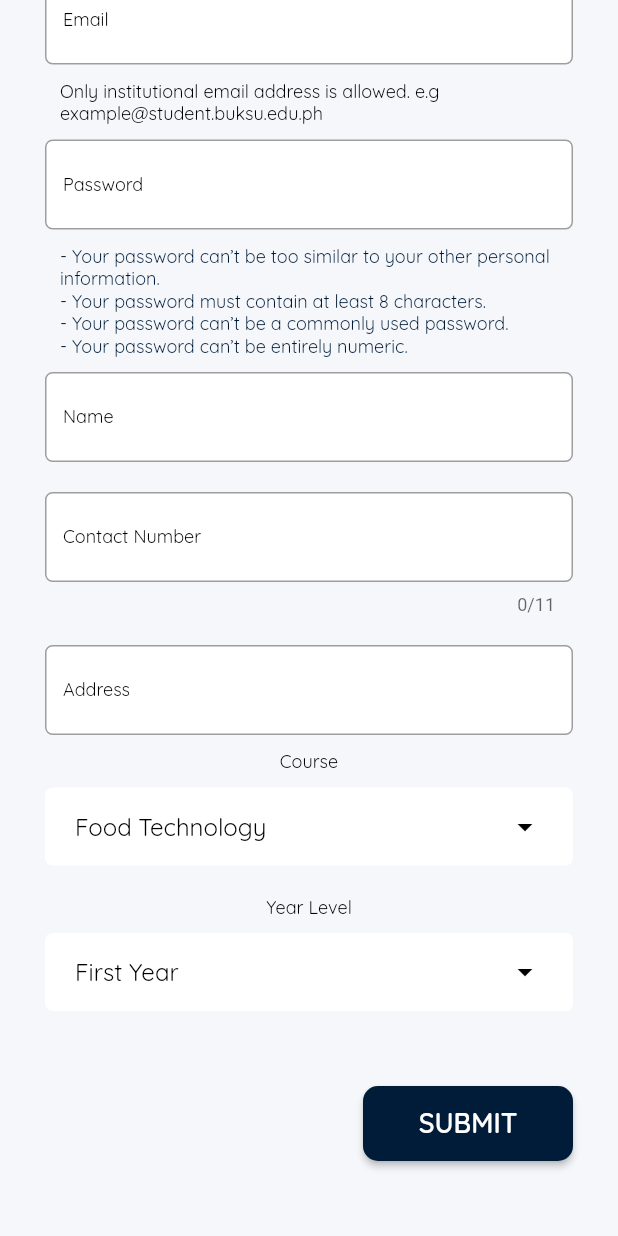
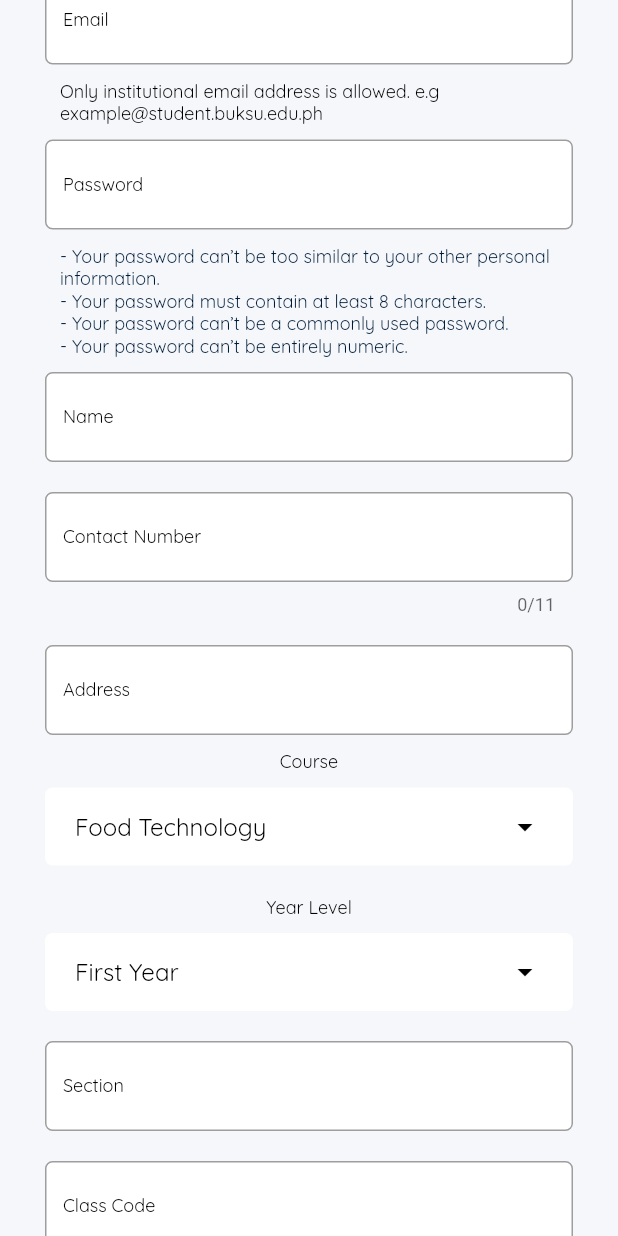
Before and after one commit to lansoyyy/Studcon_Mobile, a Flutter app: the SignupPage screen opened directly, scrolled down 285 dp, on a phone screen of 412 x 824 dp. Run offline on Flutter 3.47's test engine with Material 2 defaults, Android fonts, the phone set to English and light mode, and no system bars; our stand-ins replace badges, cloud_firestore, firebase_auth, firebase_core, firebase_storage, flutter_rating_bar and 4 more; accounts and stored records are empty.

Commit message:
initial revision

```diff
--- a/lib/auth/signup_page.dart.dart
+++ b/lib/auth/signup_page.dart.dart
@@ -29,6 +29,9 @@ class _SignupPageState extends State<SignupPage> {
   var productCategory = 'First Year';
 
   var course = 'IT';
+
+  late String classCode = '';
+  late String section = '';
 
   @override
   Widget build(BuildContext context) {
@@ -411,6 +414,62 @@ class _SignupPageState extends State<SignupPage> {
                 ),
               ),
             ),
+            Padding(
+              padding: const EdgeInsets.fromLTRB(30, 20, 30, 10),
+              child: TextFormField(
+                style: const TextStyle(
+                    color: Colors.black, fontFamily: 'QRegular'),
+                onChanged: (_input) {
+                  section = _input;
+                },
+                decoration: InputDecoration(
+                  fillColor: Colors.white,
+                  filled: true,
+                  enabledBorder: OutlineInputBorder(
+                    borderSide: const BorderSide(width: 1, color: Colors.grey),
+                    borderRadius: BorderRadius.circular(5),
+                  ),
+                  focusedBorder: OutlineInputBorder(
+                    borderSide: const BorderSide(width: 1, color: primary),
+                    borderRadius: BorderRadius.circular(5),
+                  ),
+                  labelText: 'Section',
+                  labelStyle: const TextStyle(
+                    fontFamily: 'QRegular',
+                    color: Colors.black,
+                    fontSize: 12.0,
+                  ),
+                ),
+              ),
+            ),
+            Padding(
+              padding: const EdgeInsets.fromLTRB(30, 10, 30, 10),
+              child: TextFormField(
+                style: const TextStyle(
+                    color: Colors.black, fontFamily: 'QRegular'),
+                onChanged: (_input) {
+                  classCode = _input;
+                },
+                decoration: InputDecoration(
+                  fillColor: Colors.white,
+                  filled: true,
+                  enabledBorder: OutlineInputBorder(
+                    borderSide: const BorderSide(width: 1, color: Colors.grey),
+                    borderRadius: BorderRadius.circular(5),
+                  ),
+                  focusedBorder: OutlineInputBorder(
+                    borderSide: const BorderSide(width: 1, color: primary),
+                    borderRadius: BorderRadius.circular(5),
+                  ),
+                  labelText: 'Class Code',
+                  labelStyle: const TextStyle(
+                    fontFamily: 'QRegular',
+                    color: Colors.black,
+                    fontSize: 12.0,
+                  ),
+                ),
+              ),
+            ),
             const SizedBox(
               height: 50,
             ),
@@ -424,13 +483,16 @@ class _SignupPageState extends State<SignupPage> {
                       onPressed: () async {
                         Navigator.of(context).push(MaterialPageRoute(
                             builder: (context) => SignupPage2(
+                                  classCode: classCode,
+                                  section: section,
                                   name: name,
                                   contactNumber: contactNumber,
                                   address: address,
                                   email: email,
                                   password: password,
                                   productCategory: productCategory,
-                                course: course)));
+                                  course: course,
+                                )));
                       },
                       text: 'SUBMIT'),
                 ),
--- a/lib/auth/signup_page2.dart
+++ b/lib/auth/signup_page2.dart
@@ -18,6 +18,8 @@ class SignupPage2 extends StatefulWidget {
   late String email;
 
   late String password;
+  late String classCode;
+  late String section;
 
   String productCategory;
   String course;
@@ -29,6 +31,8 @@ class SignupPage2 extends StatefulWidget {
       required this.email,
       required this.password,
       required this.productCategory,
+      required this.section,
+      required this.classCode,
       required this.course});
 
   @override
@@ -149,7 +153,9 @@ class _SignupPageState extends State<SignupPage2> {
                                     widget.address,
                                     widget.course,
                                     widget.productCategory,
-                                    widget.email);
+                                    widget.email,
+                                    widget.classCode,
+                                    widget.section);
                                 showDialog(
                                     barrierDismissible: false,
                                     context: context,
--- /dev/null
+++ b/lib/services/cloud_function/add_code&section.dart
@@ -0,0 +1,15 @@
+import 'package:cloud_firestore/cloud_firestore.dart';
+import 'package:firebase_auth/firebase_auth.dart';
+
+Future addCodeAndSection(
+    String course, String classCode, String section) async {
+  final docUser =
+      FirebaseFirestore.instance.collection('Code&Section').doc(classCode);
+
+  final json = {
+    'classCode': classCode,
+    'id': FirebaseAuth.instance.currentUser!.uid
+  };
+
+  await docUser.set(json);
+}
--- a/lib/services/cloud_function/add_section.dart
+++ b/lib/services/cloud_function/add_section.dart
@@ -1,14 +1,9 @@
 import 'package:cloud_firestore/cloud_firestore.dart';
-import 'package:firebase_auth/firebase_auth.dart';
 
-Future addSection(
-  String section,
-) async {
+Future addSection(String section, String course) async {
   final docUser = FirebaseFirestore.instance.collection('Section').doc(section);
 
-  final json = {
-    'section': section,
-  };
+  final json = {'section': section, 'course': course};
 
   await docUser.set(json);
 }
```
Also changed, not shown: lib/services/cloud_function/add_code.dart (+2 -7 lines), lib/services/cloud_function/add_user.dart (+13 -8 lines), lib/widgets/search_delegate.dart (+25 -25 lines), pubspec.lock. Lines whose indentation alone changed are shown as unchanged.
